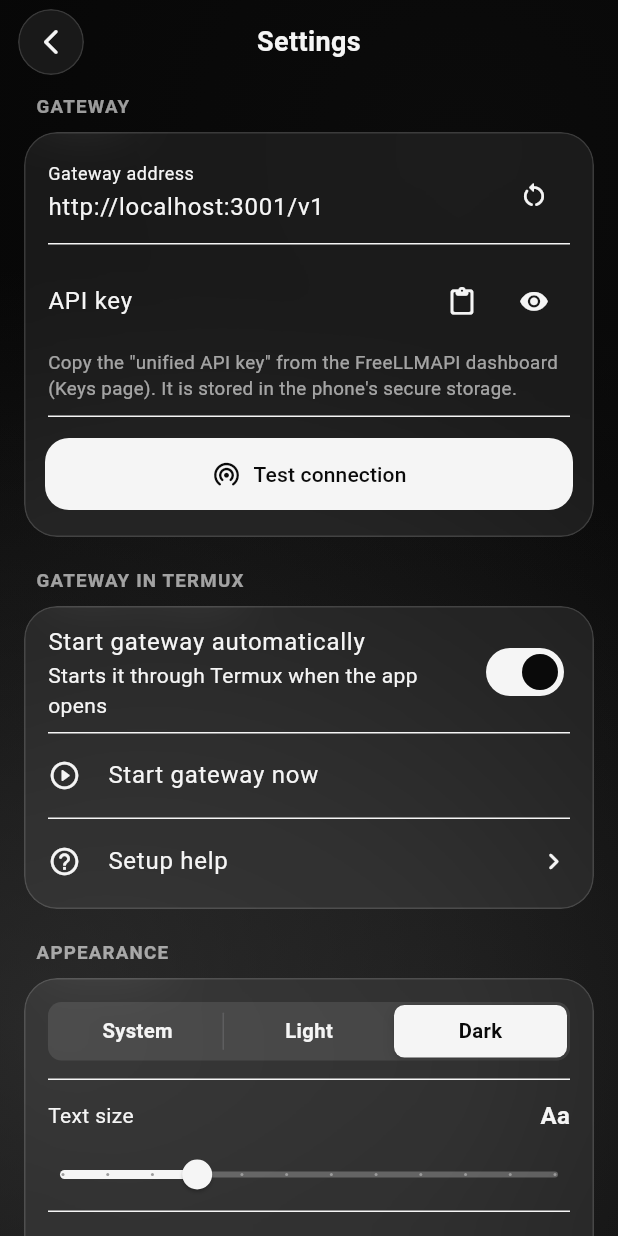
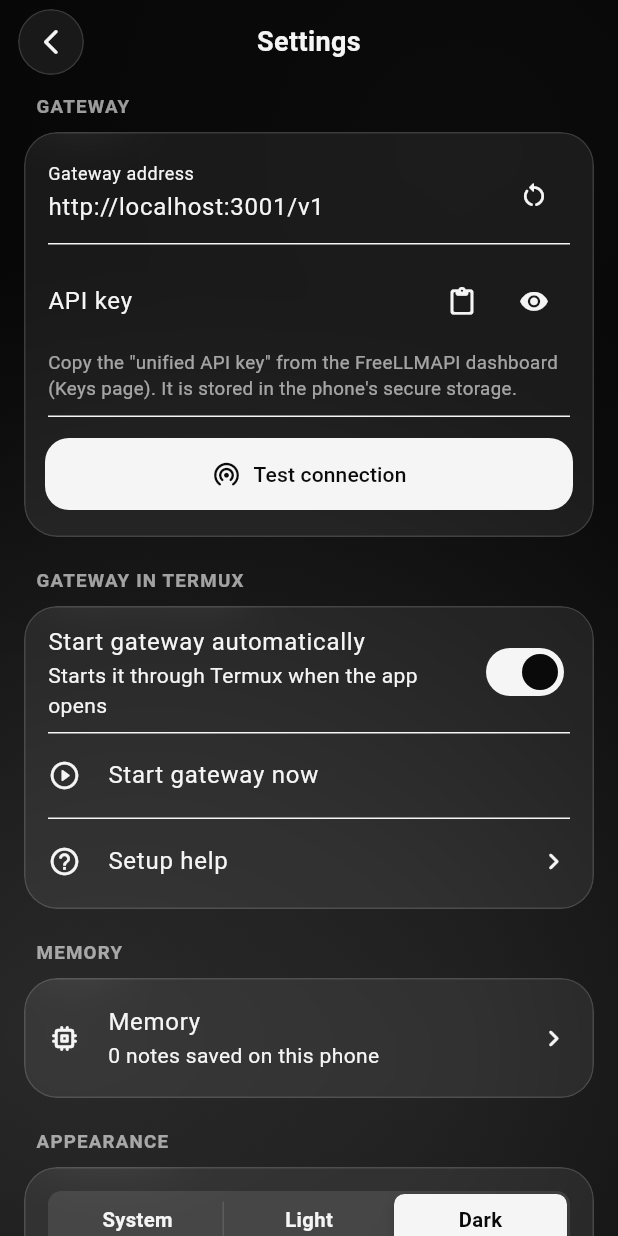
Before and after one commit to kv4895711-del/Ai-Hub., a Flutter app: the SettingsScreen screen opened directly, on a phone screen of 412 x 824 dp. Run offline on Flutter 3.47's test engine with Material 3 defaults, Android fonts, the phone set to English and light mode, and no system bars; our stand-ins replace file_picker, flutter_colorpicker, flutter_markdown, flutter_secure_storage, flutter_tts, image_picker and 3 more; missing offline and left inert: markdown; accounts and stored records are empty; network calls fail.

Commit message:
Add memory section to settings screen
Added a memory section to the settings screen with a ListTile that displays memory status and allows navigation to the MemoryScreen.

```diff
--- a/lib/screens/settings_screen.dart
+++ b/lib/screens/settings_screen.dart
@@ -5,6 +5,7 @@ import 'package:provider/provider.dart';
 
 import '../core/constants.dart';
 import '../core/utils.dart';
+import '../providers/chat_provider.dart';
 import '../providers/gateway_provider.dart';
 import '../providers/settings_provider.dart';
 import '../services/api_service.dart';
@@ -12,6 +13,7 @@ import '../theme/app_theme.dart';
 import '../theme/theme_provider.dart';
 import '../widgets/aurora_background.dart';
 import '../widgets/glass_card.dart';
+import 'memory_screen.dart';
 import 'setup_help_screen.dart';
 
 /// Settings: gateway address and key, connection test, appearance, haptics.
@@ -124,6 +126,12 @@ class _SettingsScreenState extends State<SettingsScreen> {
     AppUtils.showSnack(context, gateway.message);
   }
 
+  void _openMemory() {
+    Navigator.of(context).push(
+      CupertinoPageRoute<void>(builder: (_) => const MemoryScreen()),
+    );
+  }
+
   void _openHelp() {
     Navigator.of(context).push(
       CupertinoPageRoute<void>(builder: (_) => const SetupHelpScreen()),
@@ -156,6 +164,7 @@ class _SettingsScreenState extends State<SettingsScreen> {
                     children: [
                       _buildGatewaySection(isDark),
                       _buildBehaviorSection(isDark, settings),
+                      _buildMemorySection(isDark),
                       _buildAppearanceSection(isDark, settings, theme),
                       _buildAboutSection(isDark),
                     ],
@@ -417,6 +426,28 @@ class _SettingsScreenState extends State<SettingsScreen> {
     ]);
   }
 
+  // ---------- Memory ----------
+
+  Widget _buildMemorySection(bool isDark) {
+    final memory = context.read<ChatProvider>().memory;
+    return _section(isDark, 'Memory', [
+      ListenableBuilder(
+        listenable: memory,
+        builder: (context, _) => ListTile(
+          leading: const Icon(Icons.memory_rounded),
+          title: const Text('Memory'),
+          subtitle: Text(
+            memory.enabled
+                ? '${memory.count} notes saved on this phone'
+                : 'Off. ${memory.count} notes saved',
+          ),
+          trailing: const Icon(Icons.chevron_right_rounded),
+          onTap: _openMemory,
+        ),
+      ),
+    ]);
+  }
+
   // ---------- Appearance ----------
 
   Widget _buildAppearanceSection(
```
